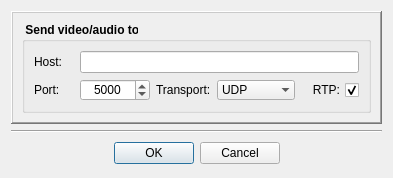
Above: Homer/forms/Dialogs/AddNetworkSinkDialog.ui from Homer-Conferencing/Homer-Conferencing before the change. Below: the same form after it.
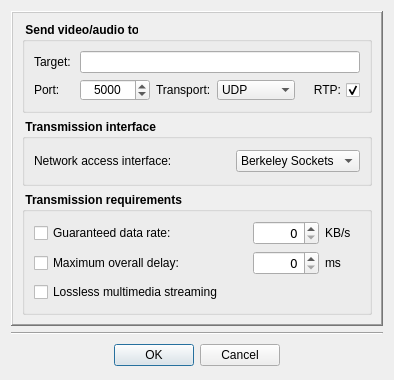
That is the form after the change. Icons and pictures are not drawn.

Commit message: - extended dialog to let user select requirements interactively instead of defining them within the source code hard-coded

```diff
--- a/Homer/forms/Dialogs/AddNetworkSinkDialog.ui
+++ b/Homer/forms/Dialogs/AddNetworkSinkDialog.ui
@@ -6,8 +6,8 @@
    <rect>
     <x>0</x>
     <y>0</y>
-    <width>370</width>
-    <height>170</height>
+    <width>394</width>
+    <height>380</height>
    </rect>
   </property>
   <property name="sizePolicy">
@@ -236,7 +236,7 @@
               </font>
              </property>
              <property name="text">
-              <string>Host:</string>
+              <string>Target:</string>
              </property>
             </widget>
            </item>
@@ -270,6 +270,320 @@
         </layout>
        </widget>
       </item>
+      <item row="2" column="0">
+       <widget class="QGroupBox" name="mGbRequirements">
+        <property name="font">
+         <font>
+          <weight>75</weight>
+          <bold>true</bold>
+         </font>
+        </property>
+        <property name="title">
+         <string> Transmission requirements </string>
+        </property>
+        <layout class="QVBoxLayout" name="verticalLayout_2">
+         <item>
+          <layout class="QHBoxLayout" name="_3">
+           <item>
+            <widget class="QCheckBox" name="mCbDataRate">
+             <property name="minimumSize">
+              <size>
+               <width>0</width>
+               <height>22</height>
+              </size>
+             </property>
+             <property name="font">
+              <font>
+               <weight>50</weight>
+               <bold>false</bold>
+              </font>
+             </property>
+             <property name="text">
+              <string>Guaranteed data rate:</string>
+             </property>
+            </widget>
+           </item>
+           <item>
+            <spacer name="horizontalSpacer_35">
+             <property name="orientation">
+              <enum>Qt::Horizontal</enum>
+             </property>
+             <property name="sizeType">
+              <enum>QSizePolicy::MinimumExpanding</enum>
+             </property>
+             <property name="sizeHint" stdset="0">
+              <size>
+               <width>5</width>
+               <height>20</height>
+              </size>
+             </property>
+            </spacer>
+           </item>
+           <item>
+            <widget class="QSpinBox" name="mSbDataRate">
+             <property name="minimumSize">
+              <size>
+               <width>50</width>
+               <height>22</height>
+              </size>
+             </property>
+             <property name="font">
+              <font>
+               <family>Bitstream Vera Sans</family>
+               <weight>50</weight>
+               <bold>false</bold>
+              </font>
+             </property>
+             <property name="alignment">
+              <set>Qt::AlignRight|Qt::AlignTrailing|Qt::AlignVCenter</set>
+             </property>
+             <property name="minimum">
+              <number>0</number>
+             </property>
+             <property name="maximum">
+              <number>10000</number>
+             </property>
+             <property name="singleStep">
+              <number>5</number>
+             </property>
+             <property name="value">
+              <number>0</number>
+             </property>
+            </widget>
+           </item>
+           <item>
+            <widget class="QLabel" name="label_2">
+             <property name="minimumSize">
+              <size>
+               <width>35</width>
+               <height>22</height>
+              </size>
+             </property>
+             <property name="maximumSize">
+              <size>
+               <width>35</width>
+               <height>16777215</height>
+              </size>
+             </property>
+             <property name="font">
+              <font>
+               <weight>50</weight>
+               <bold>false</bold>
+              </font>
+             </property>
+             <property name="text">
+              <string>KB/s</string>
+             </property>
+            </widget>
+           </item>
+          </layout>
+         </item>
+         <item>
+          <layout class="QHBoxLayout" name="_4">
+           <item>
+            <widget class="QCheckBox" name="mCbDelay">
+             <property name="minimumSize">
+              <size>
+               <width>0</width>
+               <height>22</height>
+              </size>
+             </property>
+             <property name="font">
+              <font>
+               <weight>50</weight>
+               <bold>false</bold>
+              </font>
+             </property>
+             <property name="text">
+              <string>Maximum overall delay:</string>
+             </property>
+            </widget>
+           </item>
+           <item>
+            <spacer name="horizontalSpacer_36">
+             <property name="orientation">
+              <enum>Qt::Horizontal</enum>
+             </property>
+             <property name="sizeType">
+              <enum>QSizePolicy::MinimumExpanding</enum>
+             </property>
+             <property name="sizeHint" stdset="0">
+              <size>
+               <width>5</width>
+               <height>20</height>
+              </size>
+             </property>
+            </spacer>
+           </item>
+           <item>
+            <widget class="QSpinBox" name="mSbDelay">
+             <property name="minimumSize">
+              <size>
+               <width>50</width>
+               <height>22</height>
+              </size>
+             </property>
+             <property name="font">
+              <font>
+               <family>Bitstream Vera Sans</family>
+               <weight>50</weight>
+               <bold>false</bold>
+              </font>
+             </property>
+             <property name="alignment">
+              <set>Qt::AlignRight|Qt::AlignTrailing|Qt::AlignVCenter</set>
+             </property>
+             <property name="minimum">
+              <number>0</number>
+             </property>
+             <property name="maximum">
+              <number>10000</number>
+             </property>
+             <property name="singleStep">
+              <number>10</number>
+             </property>
+             <property name="value">
+              <number>0</number>
+             </property>
+            </widget>
+           </item>
+           <item>
+            <widget class="QLabel" name="label_3">
+             <property name="minimumSize">
+              <size>
+               <width>35</width>
+               <height>22</height>
+              </size>
+             </property>
+             <property name="maximumSize">
+              <size>
+               <width>35</width>
+               <height>16777215</height>
+              </size>
+             </property>
+             <property name="font">
+              <font>
+               <weight>50</weight>
+               <bold>false</bold>
+              </font>
+             </property>
+             <property name="text">
+              <string>ms</string>
+             </property>
+            </widget>
+           </item>
+          </layout>
+         </item>
+         <item>
+          <layout class="QHBoxLayout" name="_5">
+           <item>
+            <widget class="QCheckBox" name="mCbLossless">
+             <property name="minimumSize">
+              <size>
+               <width>0</width>
+               <height>22</height>
+              </size>
+             </property>
+             <property name="font">
+              <font>
+               <weight>50</weight>
+               <bold>false</bold>
+              </font>
+             </property>
+             <property name="text">
+              <string>Lossless multimedia streaming</string>
+             </property>
+            </widget>
+           </item>
+           <item>
+            <spacer name="horizontalSpacer_37">
+             <property name="orientation">
+              <enum>Qt::Horizontal</enum>
+             </property>
+             <property name="sizeType">
+              <enum>QSizePolicy::MinimumExpanding</enum>
+             </property>
+             <property name="sizeHint" stdset="0">
+              <size>
+               <width>5</width>
+               <height>20</height>
+              </size>
+             </property>
+            </spacer>
+           </item>
+          </layout>
+         </item>
+        </layout>
+       </widget>
+      </item>
+      <item row="1" column="0">
+       <widget class="QGroupBox" name="mGbInterface">
+        <property name="font">
+         <font>
+          <weight>75</weight>
+          <bold>true</bold>
+         </font>
+        </property>
+        <property name="title">
+         <string> Transmission interface </string>
+        </property>
+        <layout class="QVBoxLayout" name="verticalLayout_3">
+         <item>
+          <layout class="QHBoxLayout" name="_6">
+           <item>
+            <widget class="QLabel" name="label_5">
+             <property name="font">
+              <font>
+               <weight>50</weight>
+               <bold>false</bold>
+              </font>
+             </property>
+             <property name="text">
+              <string>Network access interface:</string>
+             </property>
+            </widget>
+           </item>
+           <item>
+            <spacer name="horizontalSpacer_38">
+             <property name="orientation">
+              <enum>Qt::Horizontal</enum>
+             </property>
+             <property name="sizeType">
+              <enum>QSizePolicy::MinimumExpanding</enum>
+             </property>
+             <property name="sizeHint" stdset="0">
+              <size>
+               <width>5</width>
+               <height>20</height>
+              </size>
+             </property>
+            </spacer>
+           </item>
+           <item>
+            <widget class="QComboBox" name="comboBox">
+             <property name="font">
+              <font>
+               <weight>50</weight>
+               <bold>false</bold>
+              </font>
+             </property>
+             <item>
+              <property name="text">
+               <string>Berkeley Sockets</string>
+              </property>
+             </item>
+             <item>
+              <property name="text">
+               <string>HRM simulation</string>
+              </property>
+             </item>
+            </widget>
+           </item>
+          </layout>
+         </item>
+        </layout>
+       </widget>
+      </item>
      </layout>
     </widget>
    </item>
```
The commit also changes 1 other file.
